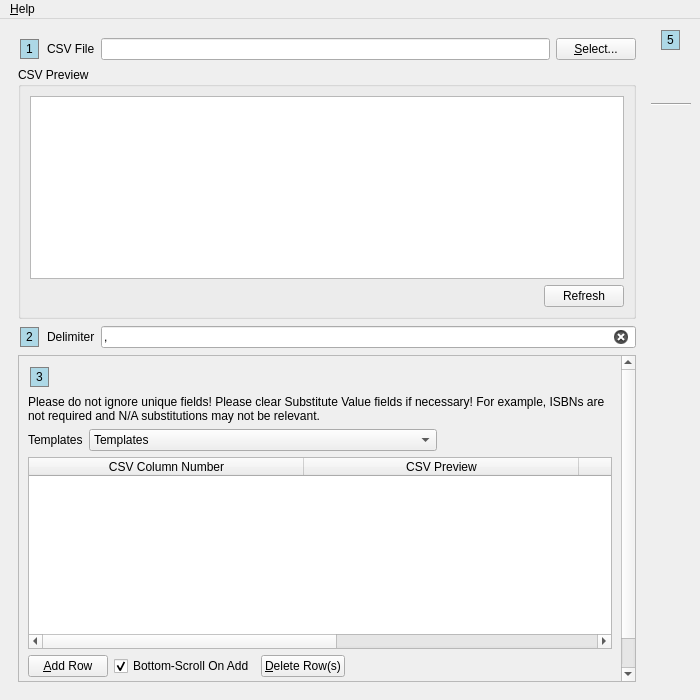
Old version of the form UI/biblioteq_import.ui in the repository textbrowser/biblioteq.
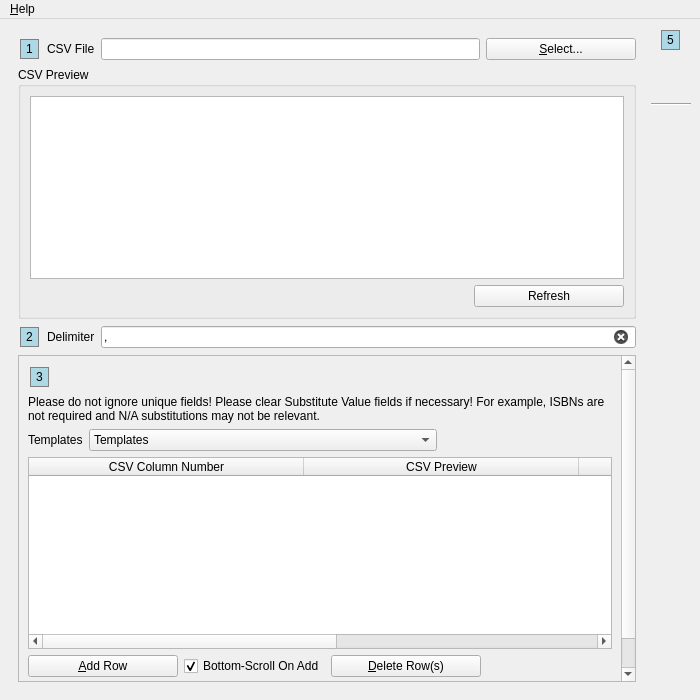
New version of the form. Icons and pictures are not drawn.

Patch:
```diff
--- a/UI/biblioteq_import.ui
+++ b/UI/biblioteq_import.ui
@@ -61,6 +61,12 @@
          </item>
          <item>
           <widget class="QPushButton" name="select_csv_file">
+           <property name="minimumSize">
+            <size>
+             <width>150</width>
+             <height>0</height>
+            </size>
+           </property>
            <property name="text">
             <string>&amp;Select...</string>
            </property>
@@ -116,6 +122,12 @@
             </item>
             <item>
              <widget class="QPushButton" name="refresh_preview">
+              <property name="minimumSize">
+               <size>
+                <width>150</width>
+                <height>0</height>
+               </size>
+              </property>
               <property name="text">
                <string>Refresh</string>
               </property>
@@ -180,7 +192,7 @@
           <property name="geometry">
            <rect>
             <x>0</x>
-            <y>0</y>
+            <y>-73</y>
             <width>599</width>
             <height>424</height>
            </rect>
@@ -340,6 +352,12 @@
             <layout class="QHBoxLayout" name="horizontalLayout_3">
              <item>
               <widget class="QPushButton" name="add_row">
+               <property name="minimumSize">
+                <size>
+                 <width>150</width>
+                 <height>0</height>
+                </size>
+               </property>
                <property name="text">
                 <string>&amp;Add Row</string>
                </property>
@@ -357,6 +375,12 @@
              </item>
              <item>
               <widget class="QPushButton" name="delete_row">
+               <property name="minimumSize">
+                <size>
+                 <width>150</width>
+                 <height>0</height>
+                </size>
+               </property>
                <property name="text">
                 <string>&amp;Delete Row(s)</string>
                </property>
```
Left out of the diff: 16 changed lines with no effect on the pictures.
